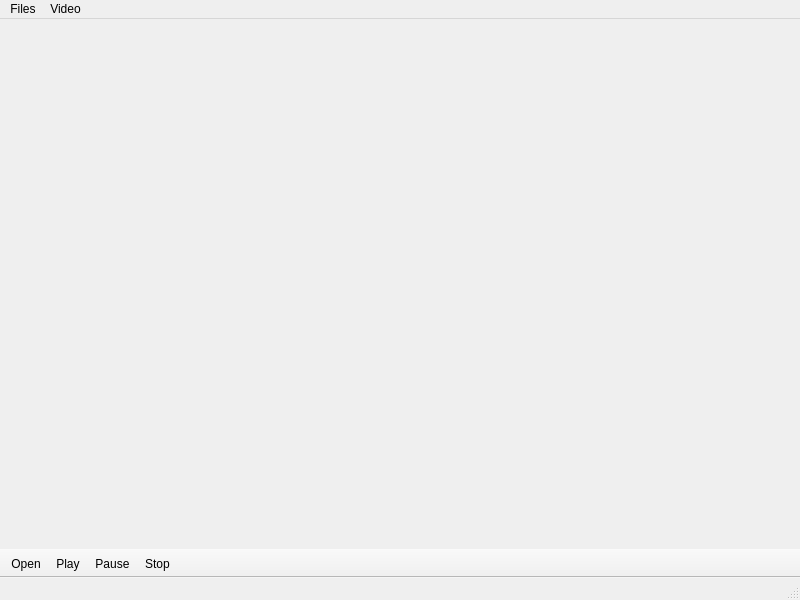
First picture: the form in mainwindow.ui, repository 42Miles/my-videoplayer, before the edit.
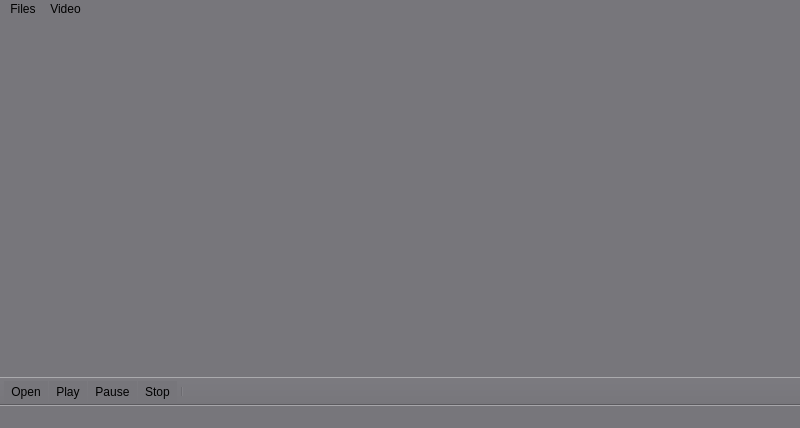
Second picture: the form after the edit. Icons and pictures are not drawn.

```diff
--- a/mainwindow.ui
+++ b/mainwindow.ui
@@ -7,12 +7,16 @@
     <x>0</x>
     <y>0</y>
     <width>800</width>
-    <height>600</height>
+    <height>428</height>
    </rect>
   </property>
   <property name="windowTitle">
    <string>MainWindow</string>
   </property>
+  <property name="styleSheet">
+   <string notr="true">background-color: rgb(119, 118, 123)
+</string>
+  </property>
   <widget class="QWidget" name="centralwidget"/>
   <widget class="QMenuBar" name="menubar">
    <property name="geometry">
@@ -58,6 +62,7 @@
    <addaction name="actionPlay"/>
    <addaction name="actionPause"/>
    <addaction name="actionStop"/>
+   <addaction name="separator"/>
   </widget>
   <action name="actionPlay">
    <property name="icon">
```
